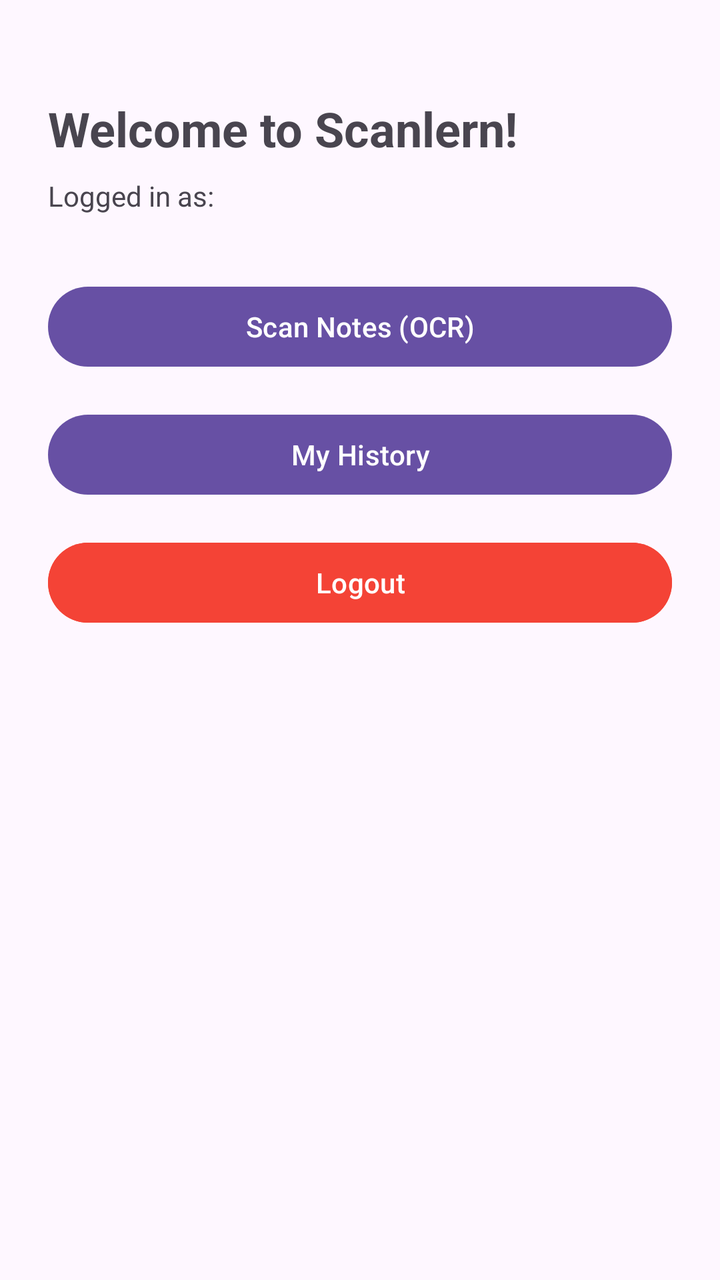
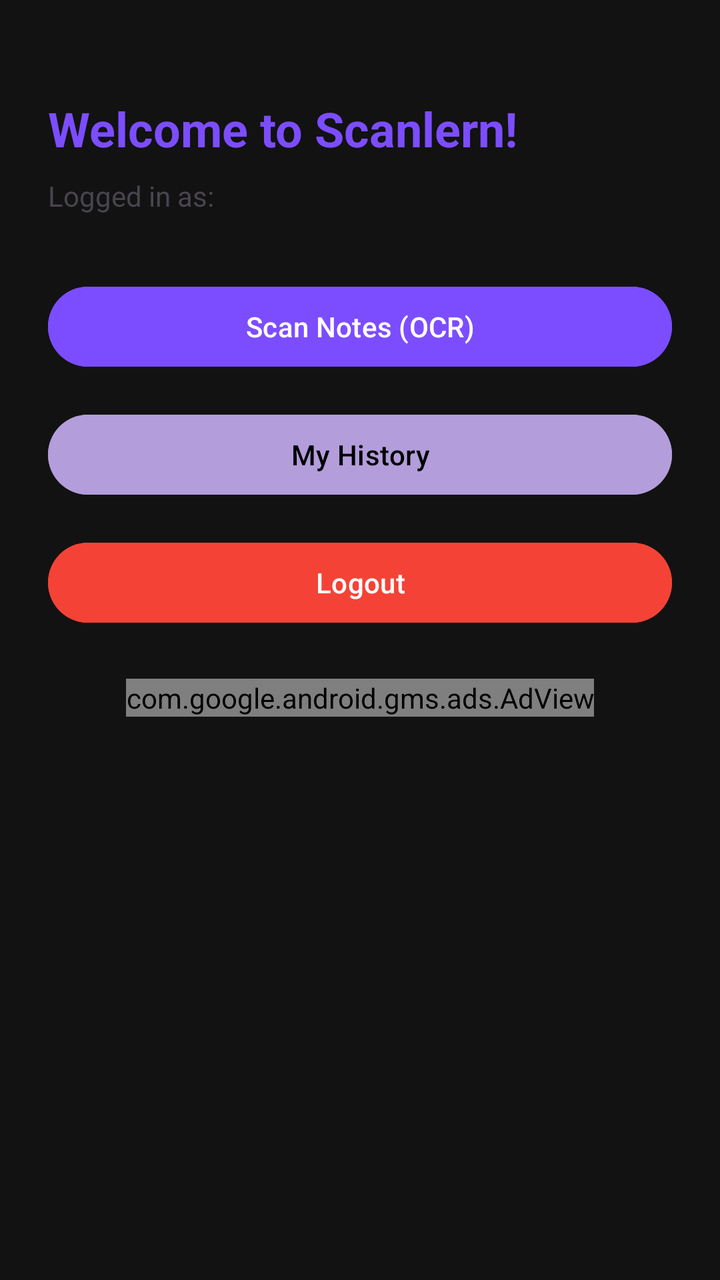

An Android layout rendered at two revisions. The XML below is the earlier revision; the diff shows what the commit changed to produce the second picture.
<!-- AndroidManifest.xml: application theme Theme.Scanlern -->
<!-- res/layout/activity_home.xml -->
<?xml version="1.0" encoding="utf-8"?>
<LinearLayout xmlns:android="http://schemas.android.com/apk/res/android"
    xmlns:tools="http://schemas.android.com/tools"
    android:layout_width="match_parent"
    android:layout_height="match_parent"
    android:orientation="vertical"
    android:padding="24dp"
    tools:context=".HomeActivity">

    <TextView
        android:id="@+id/tvWelcome"
        android:layout_width="match_parent"
        android:layout_height="wrap_content"
        android:text="Welcome to Scanlern!"
        android:textSize="24sp"
        android:textStyle="bold"
        android:layout_marginTop="24dp"
        android:layout_marginBottom="8dp" />

    <TextView
        android:id="@+id/tvUserEmail"
        android:layout_width="match_parent"
        android:layout_height="wrap_content"
        android:text="Logged in as: "
        android:textSize="14sp"
        android:layout_marginBottom="32dp" />

    <Button
        android:id="@+id/btnScan"
        android:layout_width="match_parent"
        android:layout_height="wrap_content"
        android:text="Scan Notes (OCR)"
        android:layout_marginBottom="16dp" />

    <Button
        android:id="@+id/btnHistory"
        android:layout_width="match_parent"
        android:layout_height="wrap_content"
        android:text="My History"
        android:layout_marginBottom="16dp" />

    <Button
        android:id="@+id/btnLogout"
        android:layout_width="match_parent"
        android:layout_height="wrap_content"
        android:text="Logout"
        android:backgroundTint="#F44336" />

</LinearLayout>
<!-- resources referenced by this layout -->
<resources>
  <style name="Theme.Scanlern" parent="Base.Theme.Scanlern" />
  <style name="Base.Theme.Scanlern" parent="Theme.Material3.DayNight.NoActionBar">
          
          
      </style>
</resources>

<!-- the commit's change to res/layout/activity_home.xml (unified diff, before → after) -->
@@ -1,5 +1,6 @@
 <?xml version="1.0" encoding="utf-8"?>
 <LinearLayout xmlns:android="http://schemas.android.com/apk/res/android"
+    xmlns:app="http://schemas.android.com/apk/res-auto"
     xmlns:tools="http://schemas.android.com/tools"
     android:layout_width="match_parent"
     android:layout_height="match_parent"
@@ -14,6 +15,7 @@
         android:text="Welcome to Scanlern!"
         android:textSize="24sp"
         android:textStyle="bold"
+        android:textColor="@color/primary"
         android:layout_marginTop="24dp"
         android:layout_marginBottom="8dp" />
 
@@ -30,6 +32,8 @@
         android:layout_width="match_parent"
         android:layout_height="wrap_content"
         android:text="Scan Notes (OCR)"
+        android:backgroundTint="@color/primary"
+        android:textColor="@color/white"
         android:layout_marginBottom="16dp" />
 
     <Button
@@ -37,6 +41,8 @@
         android:layout_width="match_parent"
         android:layout_height="wrap_content"
         android:text="My History"
+        android:backgroundTint="@color/primary_light"
+        android:textColor="@color/black"
         android:layout_marginBottom="16dp" />
 
     <Button
@@ -44,6 +50,16 @@
         android:layout_width="match_parent"
         android:layout_height="wrap_content"
         android:text="Logout"
-        android:backgroundTint="#F44336" />
+        android:backgroundTint="@color/accent_error"
+        android:textColor="@color/white" />
+
+    <com.google.android.gms.ads.AdView
+        android:id="@+id/adView"
+        android:layout_width="wrap_content"
+        android:layout_height="wrap_content"
+        android:layout_gravity="center"
+        android:layout_marginTop="24dp"
+        app:adSize="BANNER"
+        app:adUnitId="ca-app-pub-9996958856491734/5807965640" />
 
 </LinearLayout>
<!-- resource entries referenced after the edit -->
@@ -1,9 +1,20 @@
 <!-- resources referenced by this layout -->
 <resources>
+  <color name="accent_error">#F44336</color>
+  <color name="black">#FF000000</color>
+  <color name="primary">#7C4DFF</color>
+  <color name="primary_light">#B39DDB</color>
+  <color name="white">#FFFFFFFF</color>
   <style name="Theme.Scanlern" parent="Base.Theme.Scanlern" />
   <style name="Base.Theme.Scanlern" parent="Theme.Material3.DayNight.NoActionBar">
-          
-          
+          <item name="colorPrimary">@color/primary</item>
+          <item name="colorPrimaryDark">@color/primary_dark</item>
+          <item name="colorAccent">@color/primary_light</item>
+          <item name="android:colorBackground">@color/background_dark</item>
+          <item name="android:statusBarColor">@color/background_dark</item>
+          <item name="android:windowLightStatusBar">false</item>
       </style>
+  <color name="primary_dark">#5E35B1</color>
+  <color name="background_dark">#121212</color>
 </resources>
 
